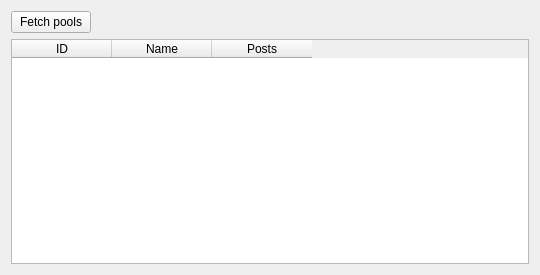
lbeltrame/danbooru-client, file danbooru/ui_src/pooldock.ui: the form before one commit.
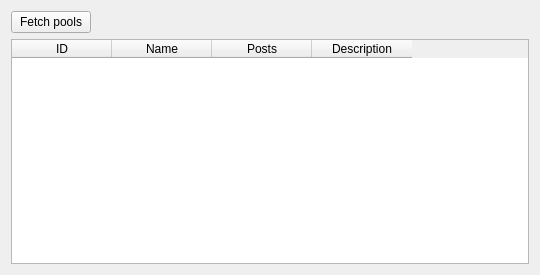
The form after the commit. Custom widgets are drawn as their Qt base class.

Commit message: Update pool dock UI

Patch:
```diff
--- a/danbooru/ui_src/pooldock.ui
+++ b/danbooru/ui_src/pooldock.ui
@@ -60,6 +60,11 @@
        <string>Posts</string>
       </property>
      </column>
+     <column>
+      <property name="text">
+       <string>Description</string>
+      </property>
+     </column>
     </widget>
    </item>
   </layout>
```
The commit also changes 1 other file.
